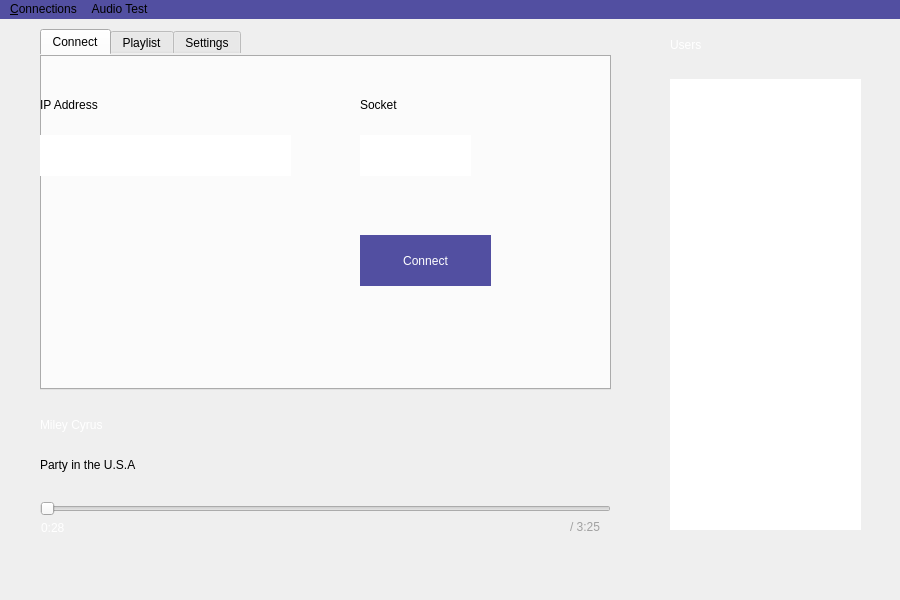
Qt form Source/Client/mainwindow.ui (imoongom/commaudio) before a commit.
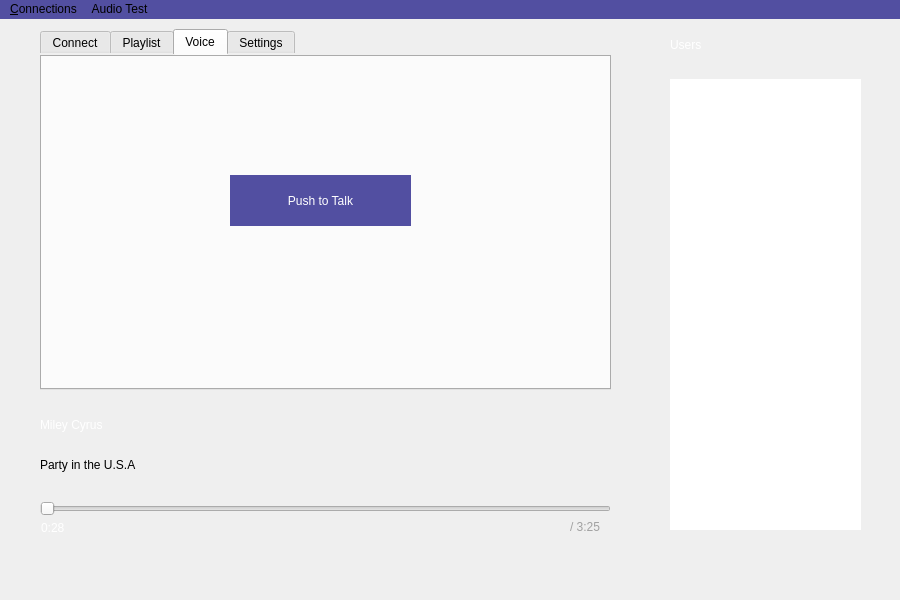
The same form after that commit.

```diff
--- a/Source/Client/mainwindow.ui
+++ b/Source/Client/mainwindow.ui
@@ -100,7 +100,7 @@
 border: 0;</string>
     </property>
     <property name="currentIndex">
-     <number>0</number>
+     <number>2</number>
     </property>
     <widget class="QWidget" name="tab_3">
      <attribute name="title">
@@ -195,6 +195,28 @@
       </property>
      </widget>
     </widget>
+    <widget class="QWidget" name="tab_4">
+     <attribute name="title">
+      <string>Voice</string>
+     </attribute>
+     <widget class="QPushButton" name="pushToTalk">
+      <property name="geometry">
+       <rect>
+        <x>190</x>
+        <y>120</y>
+        <width>181</width>
+        <height>51</height>
+       </rect>
+      </property>
+      <property name="styleSheet">
+       <string notr="true">background-color: #524FA1;
+color: white;</string>
+      </property>
+      <property name="text">
+       <string>Push to Talk</string>
+      </property>
+     </widget>
+    </widget>
     <widget class="QWidget" name="tab_2">
      <attribute name="title">
       <string>Settings</string>
```
Left out of the diff: 5 changed lines with no effect on the pictures.
